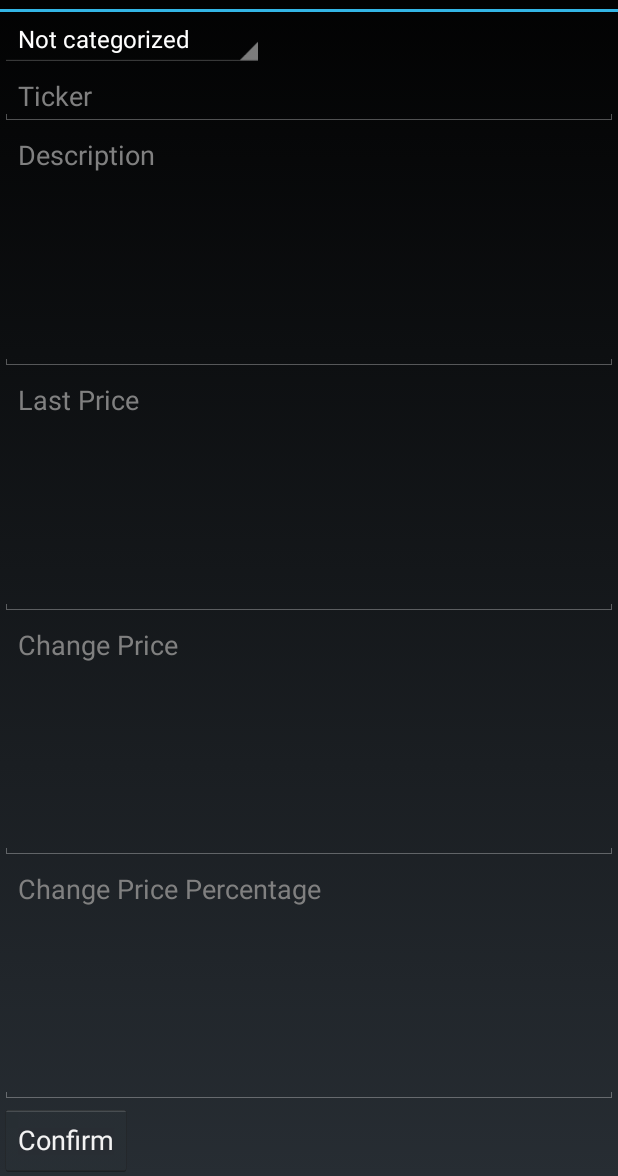
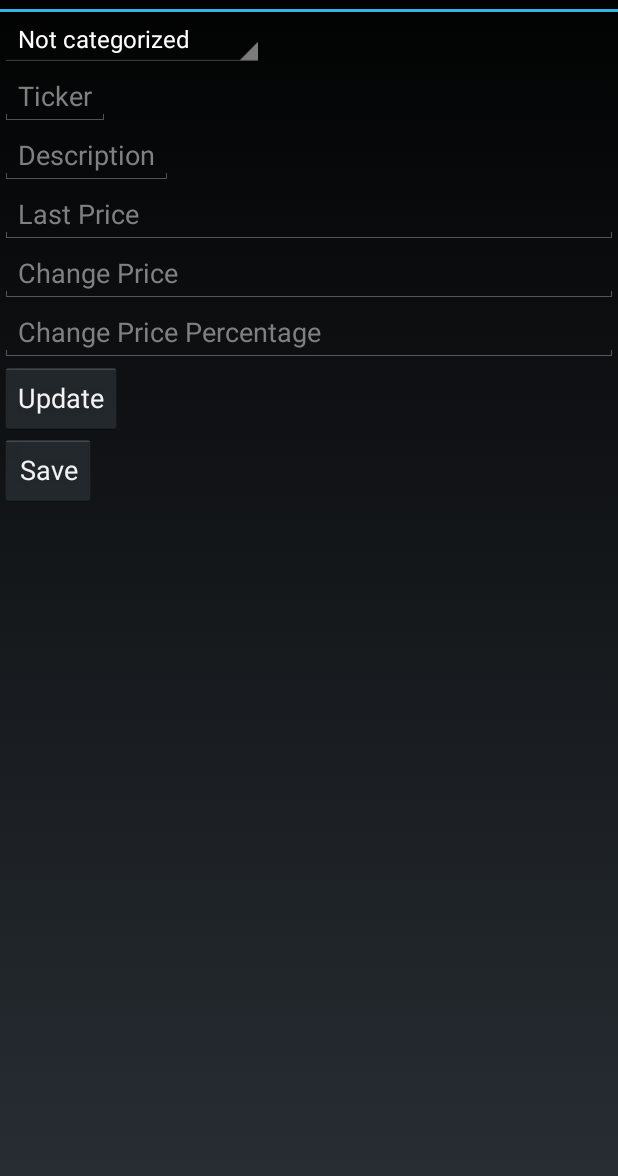
Before and after one commit to eugenevdm/StockMonitor, an Android app: the screen it shows after launch (StockAddActivity), after a tap on "ADD", on a phone screen of 412 x 824 dp, the part 60-1236 px from its top. Run offline under Robolectric (Android 15) with nearby library versions, the phone set to English and light mode, and no system bars.

Commit message:
We can now update stock from the internet and display whem in a list... :-)

```diff
--- a/app/build.gradle
+++ b/app/build.gradle
@@ -6,7 +6,7 @@ android {
 
     defaultConfig {
         applicationId "za.co.eugenevdm.stockmonitor"
-        minSdkVersion 19
+        minSdkVersion 21
         targetSdkVersion 21
         versionCode 1
         versionName "1.0"
@@ -18,12 +18,10 @@ android {
         }
     }
 
-
         packagingOptions {
             exclude 'META-INF/LICENSE.txt'
             exclude 'META-INF/NOTICE.txt'
         }
-
 
 }
 
--- a/app/src/main/java/za/co/eugenevdm/stockmonitor/StockDbHelper.java
+++ b/app/src/main/java/za/co/eugenevdm/stockmonitor/StockDbHelper.java
@@ -10,7 +10,7 @@ import android.database.sqlite.SQLiteOpenHelper;
 public class StockDbHelper extends SQLiteOpenHelper {
 
     private static final String DATABASE_NAME = "stocktable.db";
-    private static final int DATABASE_VERSION = 2;
+    private static final int DATABASE_VERSION = 4;
 
     public StockDbHelper(Context context) {
         super(context, DATABASE_NAME, null, DATABASE_VERSION);
--- a/app/src/main/java/za/co/eugenevdm/stockmonitor/StockListFragment.java
+++ b/app/src/main/java/za/co/eugenevdm/stockmonitor/StockListFragment.java
@@ -10,7 +10,6 @@ import android.net.Uri;
 import android.os.Bundle;
 import android.app.ListFragment;
 import android.util.Log;
-import android.view.Menu;
 import android.view.View;
 import android.widget.ListView;
 import android.widget.SimpleCursorAdapter;
@@ -164,7 +163,14 @@ public class StockListFragment extends ListFragment implements LoaderManager.Loa
     // creates a new loader after the initLoader () call
     @Override
     public Loader<Cursor> onCreateLoader(int id, Bundle args) {
-        String[] projection = {StockDbTable.COLUMN_ID, StockDbTable.COLUMN_TICKER, StockDbTable.COLUMN_DESCRIPTION};
+        String[] projection = {
+                StockDbTable.COLUMN_ID,
+                StockDbTable.COLUMN_TICKER,
+                StockDbTable.COLUMN_DESCRIPTION,
+                StockDbTable.COLUMN_LAST_PRICE,
+                StockDbTable.COLUMN_CHANGE_PRICE,
+                StockDbTable.COLUMN_CHANGE_PRICE_PERCENTAGE
+        };
         return new CursorLoader(getActivity(),
                 StockContentProvider.CONTENT_URI, projection, null, null, null);
     }
@@ -184,11 +190,22 @@ public class StockListFragment extends ListFragment implements LoaderManager.Loa
 
         // Fields from the database (projection)
         // Must include the _id column for the adapter to work
-        String[] from = new String[]{StockDbTable.COLUMN_TICKER, StockDbTable.COLUMN_DESCRIPTION};
+        String[] from = new String[]{
+                StockDbTable.COLUMN_TICKER,
+                StockDbTable.COLUMN_DESCRIPTION,
+                StockDbTable.COLUMN_LAST_PRICE,
+                StockDbTable.COLUMN_CHANGE_PRICE,
+                StockDbTable.COLUMN_CHANGE_PRICE_PERCENTAGE
+        };
         //String[] from = new String[]{StockDbTable.COLUMN_TICKER};
         // Fields on the UI to which we map
         //int[] to = new int[] { R.id.name };
-        int[] to = new int[]{R.id.name, R.id.price};
+        int[] to = new int[]{
+                R.id.name,
+                R.id.last_price,
+                R.id.change_price,
+                R.id.change_price_percentage
+        };
 
         getLoaderManager().initLoader(0, null, this);
         adapter = new SimpleCursorAdapter(getActivity(), R.layout.list_item, null, from, to, 0);
--- a/app/src/main/res/layout/stock_edit.xml
+++ b/app/src/main/res/layout/stock_edit.xml
@@ -14,23 +14,22 @@
     <LinearLayout
         android:id="@+id/LinearLayout01"
         android:layout_width="match_parent"
-        android:layout_height="wrap_content" >
+        android:layout_height="wrap_content"
+        android:orientation="vertical"
+        >
 
         <EditText
             android:id="@+id/stock_edit_ticker"
             android:layout_width="wrap_content"
             android:layout_height="wrap_content"
-            android:layout_weight="1"
             android:hint="@string/stock_edit_ticker"
             android:imeOptions="actionNext" >
         </EditText>
-    </LinearLayout>
 
         <EditText
             android:id="@+id/stock_edit_description"
-        android:layout_width="match_parent"
-        android:layout_height="match_parent"
-        android:layout_weight="1"
+            android:layout_width="wrap_content"
+            android:layout_height="wrap_content"
             android:gravity="top"
             android:hint="@string/stock_edit_description"
             android:imeOptions="actionNext" >
@@ -40,7 +39,6 @@
             android:id="@+id/stock_edit_last_price"
             android:layout_width="match_parent"
             android:layout_height="match_parent"
-        android:layout_weight="1"
             android:gravity="top"
             android:hint="@string/stock_edit_last_price"
             android:imeOptions="actionNext" >
@@ -50,7 +48,6 @@
             android:id="@+id/stock_edit_change_price"
             android:layout_width="match_parent"
             android:layout_height="match_parent"
-        android:layout_weight="1"
             android:gravity="top"
             android:hint="@string/stock_edit_change_price"
             android:imeOptions="actionNext" >
@@ -60,17 +57,25 @@
             android:id="@+id/stock_edit_change_price_percentage"
             android:layout_width="match_parent"
             android:layout_height="match_parent"
-        android:layout_weight="1"
             android:gravity="top"
             android:hint="@string/stock_edit_change_price_percentage"
             android:imeOptions="actionNext" >
         </EditText>
 
+    </LinearLayout>
+
     <Button
-        android:id="@+id/stock_edit_button"
+        android:id="@+id/stock_update_button"
         android:layout_width="wrap_content"
         android:layout_height="wrap_content"
-        android:text="@string/stock_edit_confirm" >
+        android:text="@string/stock_update_confirm" >
+    </Button>
+
+    <Button
+        android:id="@+id/stock_save_button"
+        android:layout_width="wrap_content"
+        android:layout_height="wrap_content"
+        android:text="@string/stock_save_confirm" >
     </Button>
 
 </LinearLayout>
--- a/app/src/main/res/values/strings.xml
+++ b/app/src/main/res/values/strings.xml
@@ -14,5 +14,6 @@
     <string name="stock_edit_change_price">Change Price</string>
     <string name="stock_edit_change_price_percentage">Change Price Percentage</string>
 
-    <string name="stock_edit_confirm">Confirm</string>
+    <string name="stock_update_confirm">Update</string>
+    <string name="stock_save_confirm">Save</string>
 </resources>
```
Also changed, not shown: app/src/main/java/za/co/eugenevdm/stockmonitor/CustomListAdapter.java (+6 -6 lines), app/src/main/java/za/co/eugenevdm/stockmonitor/Stock.java (+28 -95 lines), app/src/main/java/za/co/eugenevdm/stockmonitor/StockAddActivity.java (+56 -23 lines), app/src/main/java/za/co/eugenevdm/stockmonitor/StockDbTable.java (+4 -4 lines), app/src/main/res/layout/list_item.xml (+12 -3 lines). Lines whose indentation alone changed are shown as unchanged.
